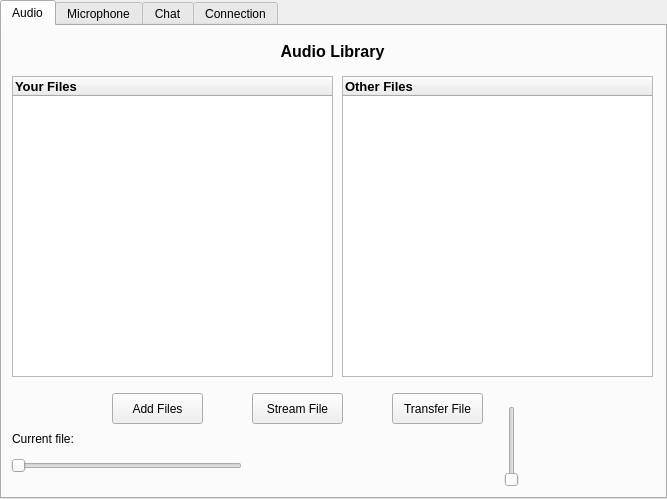
Before: the Qt Designer form src/application/appwindow.ui in mvan/4985Final, drawn with Qt 5.
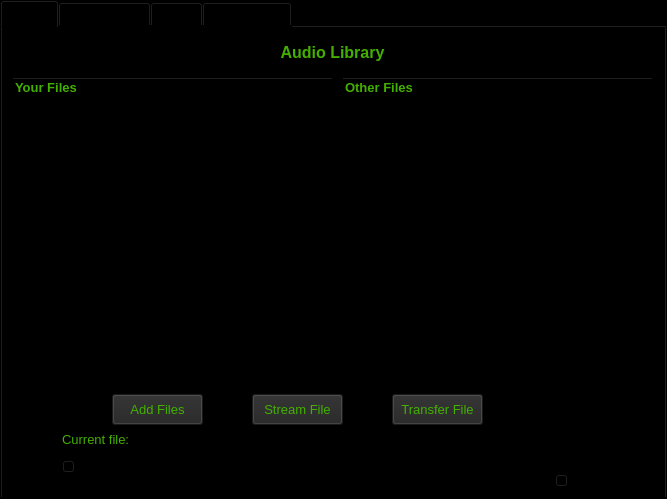
After: the same form once the commit is applied. Icons and pictures are not drawn. Custom widgets are drawn as their Qt base class.

What changed in the file:
```diff
--- a/src/application/appwindow.ui
+++ b/src/application/appwindow.ui
@@ -10,9 +10,18 @@
     <height>499</height>
    </rect>
   </property>
+  <property name="font">
+   <font>
+    <family>Tahoma</family>
+    <pointsize>10</pointsize>
+   </font>
+  </property>
   <property name="windowTitle">
    <string>Comm Audio</string>
   </property>
+  <property name="styleSheet">
+   <string notr="true">background-color: rgb(0, 0, 0);</string>
+  </property>
   <property name="tabPosition">
    <enum>QTabWidget::North</enum>
   </property>
@@ -35,6 +44,16 @@
       <height>31</height>
      </rect>
     </property>
+    <property name="font">
+     <font>
+      <family>Tahoma</family>
+      <pointsize>10</pointsize>
+     </font>
+    </property>
+    <property name="styleSheet">
+     <string notr="true">background: transparent;
+color: rgb(67, 176, 0);</string>
+    </property>
     <property name="text">
      <string>&lt;!DOCTYPE HTML PUBLIC &quot;-//W3C//DTD HTML 4.0//EN&quot; &quot;http://www.w3.org/TR/REC-html40/strict.dtd&quot;&gt;
 &lt;html&gt;&lt;head&gt;&lt;meta name=&quot;qrichtext&quot; content=&quot;1&quot; /&gt;&lt;style type=&quot;text/css&quot;&gt;
@@ -52,12 +71,18 @@
     </property>
     <property name="geometry">
      <rect>
-      <x>310</x>
+      <x>360</x>
       <y>420</y>
       <width>48</width>
       <height>48</height>
      </rect>
     </property>
+    <property name="font">
+     <font>
+      <family>Tahoma</family>
+      <pointsize>10</pointsize>
+     </font>
+    </property>
     <property name="toolTip">
      <string>Play</string>
     </property>
@@ -84,12 +109,18 @@
     </property>
     <property name="geometry">
      <rect>
-      <x>370</x>
+      <x>420</x>
       <y>420</y>
       <width>48</width>
       <height>48</height>
      </rect>
     </property>
+    <property name="font">
+     <font>
+      <family>Tahoma</family>
+      <pointsize>10</pointsize>
+     </font>
+    </property>
     <property name="toolTip">
      <string>Stop</string>
     </property>
@@ -116,12 +147,22 @@
    <widget class="QLabel" name="nowPlaying">
     <property name="geometry">
      <rect>
-      <x>10</x>
+      <x>60</x>
       <y>397</y>
       <width>471</width>
       <height>31</height>
      </rect>
     </property>
+    <property name="font">
+     <font>
+      <family>Tahoma</family>
+      <pointsize>10</pointsize>
+     </font>
+    </property>
+    <property name="styleSheet">
+     <string notr="true">background: transparent;
+color: rgb(67, 176, 0);</string>
+    </property>
     <property name="text">
      <string>Current file:</string>
     </property>
@@ -132,12 +173,18 @@
     </property>
     <property name="geometry">
      <rect>
-      <x>430</x>
+      <x>480</x>
       <y>420</y>
       <width>48</width>
       <height>48</height>
      </rect>
     </property>
+    <property name="font">
+     <font>
+      <family>Tahoma</family>
+      <pointsize>10</pointsize>
+     </font>
+    </property>
     <property name="toolTip">
      <string>Forward</string>
     </property>
@@ -164,15 +211,24 @@
     </property>
     <property name="geometry">
      <rect>
-      <x>250</x>
+      <x>300</x>
       <y>420</y>
       <width>48</width>
       <height>48</height>
      </rect>
     </property>
+    <property name="font">
+     <font>
+      <family>Tahoma</family>
+      <pointsize>10</pointsize>
+     </font>
+    </property>
     <property name="toolTip">
      <string>Reverse</string>
     </property>
+    <property name="styleSheet">
+     <string notr="true">border-color: rgb(0, 0, 0);</string>
+    </property>
     <property name="text">
      <string/>
     </property>
@@ -205,6 +261,15 @@
       <verstretch>0</verstretch>
      </sizepolicy>
     </property>
+    <property name="font">
+     <font>
+      <family>Tahoma</family>
+      <pointsize>10</pointsize>
+     </font>
+    </property>
+    <property name="styleSheet">
+     <string notr="true">color: rgb(67, 176, 0);</string>
+    </property>
     <property name="dragEnabled">
      <bool>false</bool>
     </property>
@@ -251,6 +316,16 @@
       <height>31</height>
      </rect>
     </property>
+    <property name="font">
+     <font>
+      <family>Tahoma</family>
+      <pointsize>10</pointsize>
+     </font>
+    </property>
+    <property name="styleSheet">
+     <string notr="true">background-color: rgb(36, 36, 36);
+color: rgb(67, 176, 0);</string>
+    </property>
     <property name="text">
      <string>Stream File</string>
     </property>
@@ -264,6 +339,16 @@
       <height>31</height>
      </rect>
     </property>
+    <property name="font">
+     <font>
+      <family>Tahoma</family>
+      <pointsize>10</pointsize>
+     </font>
+    </property>
+    <property name="styleSheet">
+     <string notr="true">background-color: rgb(36, 36, 36);
+color: rgb(67, 176, 0);</string>
+    </property>
     <property name="text">
      <string>Transfer File</string>
     </property>
@@ -277,6 +362,16 @@
       <height>31</height>
      </rect>
     </property>
+    <property name="font">
+     <font>
+      <family>Tahoma</family>
+      <pointsize>10</pointsize>
+     </font>
+    </property>
+    <property name="styleSheet">
+     <string notr="true">background-color: rgb(36, 36, 36);
+color: rgb(67, 176, 0);</string>
+    </property>
     <property name="text">
      <string>Add Files</string>
     </property>
@@ -296,6 +391,15 @@
       <verstretch>0</verstretch>
      </sizepolicy>
     </property>
+    <property name="font">
+     <font>
+      <family>Tahoma</family>
+      <pointsize>10</pointsize>
+     </font>
+    </property>
+    <property name="styleSheet">
+     <string notr="true">color: rgb(67, 176, 0);</string>
+    </property>
     <property name="dragEnabled">
      <bool>false</bool>
     </property>
@@ -336,12 +440,21 @@
    <widget class="Phonon::SeekSlider" name="seekSlider">
     <property name="geometry">
      <rect>
-      <x>9</x>
+      <x>59</x>
       <y>430</y>
       <width>231</width>
       <height>20</height>
      </rect>
     </property>
+    <property name="font">
+     <font>
+      <family>Tahoma</family>
+      <pointsize>10</pointsize>
+     </font>
+    </property>
+    <property name="styleSheet">
+     <string notr="true">background: transparent;</string>
+    </property>
     <property name="orientation">
      <enum>Qt::Horizontal</enum>
     </property>
@@ -349,12 +462,21 @@
    <widget class="Phonon::VolumeSlider" name="volumeSlider">
     <property name="geometry">
      <rect>
-      <x>500</x>
+      <x>550</x>
       <y>380</y>
       <width>20</width>
       <height>81</height>
      </rect>
     </property>
+    <property name="font">
+     <font>
+      <family>Tahoma</family>
+      <pointsize>10</pointsize>
+     </font>
+    </property>
+    <property name="styleSheet">
+     <string notr="true">background: transparent;</string>
+    </property>
     <property name="orientation">
      <enum>Qt::Vertical</enum>
     </property>
```
Left out of the diff: 67 changed lines with no effect on the pictures.
